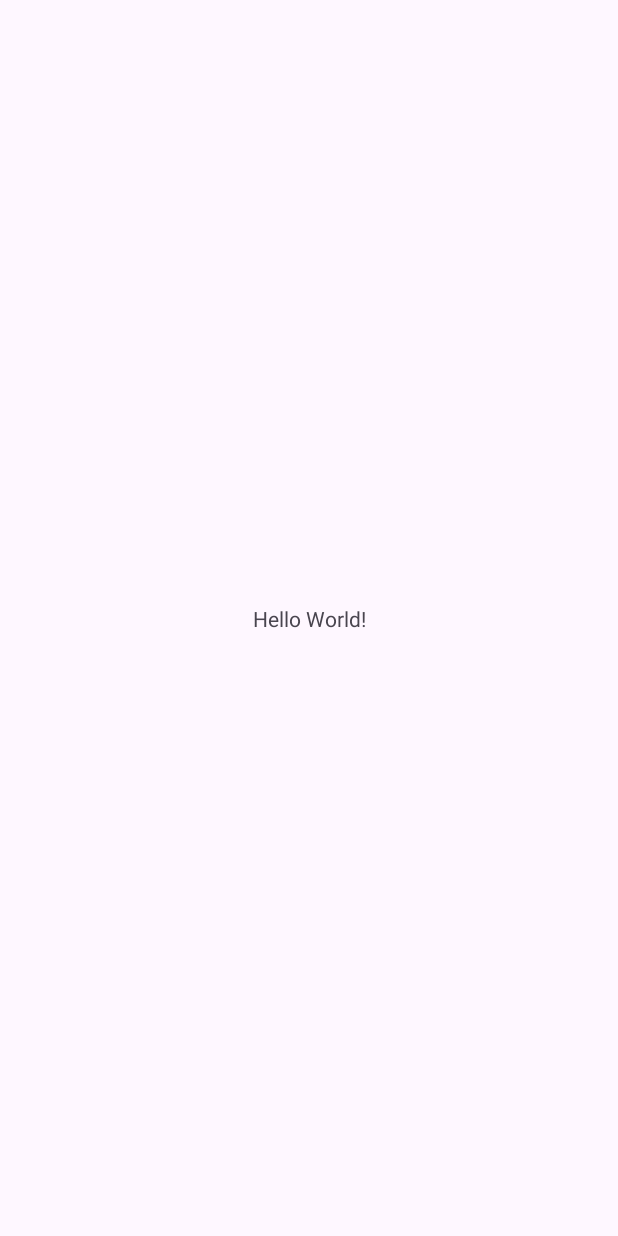
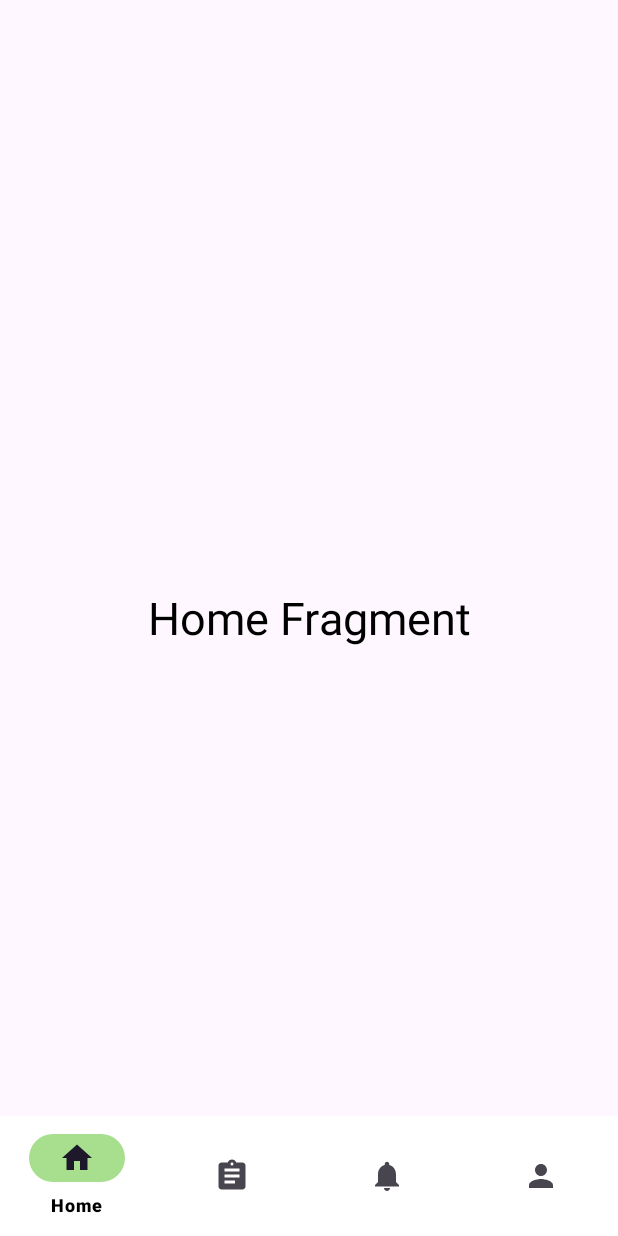
Before and after one commit to Waktu-Indonesia-Bahagia/mobile, an Android app: the screen it shows after launch (MainActivity), on a phone screen of 412 x 824 dp. Before the commit the screen is almost empty. Run offline under Robolectric (Android 15) with nearby library versions, the phone set to English and light mode, and no system bars.

Commit message:
ini Buttom_Navigation

```diff
--- a/app/build.gradle.kts
+++ b/app/build.gradle.kts
@@ -5,7 +5,7 @@ plugins {
 
 android {
     namespace = "com.example.kerjaparaktik"
-    compileSdk = 33
+    compileSdk = 34
 
     defaultConfig {
         applicationId = "com.example.kerjaparaktik"
--- a/app/src/main/java/com/example/kerjaparaktik/MainActivity.kt
+++ b/app/src/main/java/com/example/kerjaparaktik/MainActivity.kt
@@ -2,10 +2,47 @@ package com.example.kerjaparaktik
 
 import androidx.appcompat.app.AppCompatActivity
 import android.os.Bundle
+import androidx.fragment.app.Fragment
+import com.example.kerjaparaktik.home.HomeFragment
+import com.example.kerjaparaktik.notification.NotificationFragment
+import com.example.kerjaparaktik.pendaftaran.PendaftaranFragment
+import com.example.kerjaparaktik.profile.ProfileFragment
+import com.google.android.material.bottomnavigation.BottomNavigationView
 
 class MainActivity : AppCompatActivity() {
+    private lateinit var bottomNavigationView: BottomNavigationView
+
     override fun onCreate(savedInstanceState: Bundle?) {
         super.onCreate(savedInstanceState)
         setContentView(R.layout.activity_main)
+
+        bottomNavigationView = findViewById(R.id.bottom_navigation)
+        bottomNavigationView.setOnNavigationItemSelectedListener { menuItem ->
+            when (menuItem.itemId) {
+                R.id.bottom_home -> {
+                    replaceFragment(HomeFragment())
+                    true
+                }
+                R.id.bottom_daftar -> {
+                    replaceFragment(PendaftaranFragment())
+                    true
+                }
+                R.id.bottom_notif -> {
+                    replaceFragment(NotificationFragment())
+                    true
+                }
+                R.id.bottom_profile -> {
+                    replaceFragment(ProfileFragment())
+                    true
+                }
+                else -> false
+            }
+        }
+
+        replaceFragment(HomeFragment())
+    }
+
+    private fun replaceFragment(fragment: Fragment) {
+        supportFragmentManager.beginTransaction().replace(R.id.frame_container, fragment).commit()
     }
 }
--- /dev/null
+++ b/app/src/main/java/com/example/kerjaparaktik/home/HomeFragment.kt
@@ -0,0 +1,19 @@
+package com.example.kerjaparaktik.home
+
+import android.os.Bundle
+import androidx.fragment.app.Fragment
+import android.view.LayoutInflater
+import android.view.View
+import android.view.ViewGroup
+import com.example.kerjaparaktik.R
+
+class HomeFragment : Fragment() {
+    override fun onCreateView(
+        inflater: LayoutInflater, container: ViewGroup?,
+        savedInstanceState: Bundle?
+    ): View? {
+        // Inflate the layout for this fragment
+        return inflater.inflate(R.layout.fragment_home, container, false)
+    }
+
+}
--- /dev/null
+++ b/app/src/main/res/drawable/baseline_assignment_24.xml
@@ -0,0 +1,5 @@
+<vector android:autoMirrored="true" android:height="24dp"
+    android:tint="#626262" android:viewportHeight="24"
+    android:viewportWidth="24" android:width="24dp" xmlns:android="http://schemas.android.com/apk/res/android">
+    <path android:fillColor="@android:color/white" android:pathData="M19,3h-4.18C14.4,1.84 13.3,1 12,1c-1.3,0 -2.4,0.84 -2.82,2L5,3c-1.1,0 -2,0.9 -2,2v14c0,1.1 0.9,2 2,2h14c1.1,0 2,-0.9 2,-2L21,5c0,-1.1 -0.9,-2 -2,-2zM12,3c0.55,0 1,0.45 1,1s-0.45,1 -1,1 -1,-0.45 -1,-1 0.45,-1 1,-1zM14,17L7,17v-2h7v2zM17,13L7,13v-2h10v2zM17,9L7,9L7,7h10v2z"/>
+</vector>
--- /dev/null
+++ b/app/src/main/res/drawable/baseline_home_24.xml
@@ -0,0 +1,5 @@
+<vector android:height="24dp" android:tint="#626262"
+    android:viewportHeight="24" android:viewportWidth="24"
+    android:width="24dp" xmlns:android="http://schemas.android.com/apk/res/android">
+    <path android:fillColor="@android:color/white" android:pathData="M10,20v-6h4v6h5v-8h3L12,3 2,12h3v8z"/>
+</vector>
--- /dev/null
+++ b/app/src/main/res/drawable/baseline_notifications_24.xml
@@ -0,0 +1,5 @@
+<vector android:height="24dp" android:tint="#626262"
+    android:viewportHeight="24" android:viewportWidth="24"
+    android:width="24dp" xmlns:android="http://schemas.android.com/apk/res/android">
+    <path android:fillColor="@android:color/white" android:pathData="M12,22c1.1,0 2,-0.9 2,-2h-4c0,1.1 0.89,2 2,2zM18,16v-5c0,-3.07 -1.64,-5.64 -4.5,-6.32L13.5,4c0,-0.83 -0.67,-1.5 -1.5,-1.5s-1.5,0.67 -1.5,1.5v0.68C7.63,5.36 6,7.92 6,11v5l-2,2v1h16v-1l-2,-2z"/>
+</vector>
--- /dev/null
+++ b/app/src/main/res/drawable/baseline_person_24.xml
@@ -0,0 +1,5 @@
+<vector android:height="24dp" android:tint="#626262"
+    android:viewportHeight="24" android:viewportWidth="24"
+    android:width="24dp" xmlns:android="http://schemas.android.com/apk/res/android">
+    <path android:fillColor="@android:color/white" android:pathData="M12,12c2.21,0 4,-1.79 4,-4s-1.79,-4 -4,-4 -4,1.79 -4,4 1.79,4 4,4zM12,14c-2.67,0 -8,1.34 -8,4v2h16v-2c0,-2.66 -5.33,-4 -8,-4z"/>
+</vector>
--- a/app/src/main/res/layout/activity_main.xml
+++ b/app/src/main/res/layout/activity_main.xml
@@ -6,14 +6,22 @@
     android:layout_height="match_parent"
     tools:context=".MainActivity">
 
-    <TextView
-        android:layout_width="wrap_content"
+    <FrameLayout
+        android:layout_width="match_parent"
+        android:layout_height="match_parent"
+        android:id="@+id/frame_container"
+        />
+
+    <com.google.android.material.bottomnavigation.BottomNavigationView
+        android:layout_width="match_parent"
         android:layout_height="wrap_content"
-        android:text="Hello World!"
-        app:layout_constraintBottom_toBottomOf="parent"
-        app:layout_constraintEnd_toEndOf="parent"
+        android:id="@+id/bottom_navigation"
         app:layout_constraintStart_toStartOf="parent"
-        app:layout_constraintTop_toTopOf="parent"
-        android:fontFamily="@fontPo"/>
+        app:layout_constraintEnd_toEndOf="parent" app:layout_constraintBottom_toBottomOf="parent"
+        app:menu="@menu/bottom_menu"
+        android:background="@color/white"
+        app:itemTextColor="@color/black"
+        app:itemActiveIndicatorStyle="@style/App.Custom.Indicator"
+        />
 
 </androidx.constraintlayout.widget.ConstraintLayout>
--- /dev/null
+++ b/app/src/main/res/layout/fragment_home.xml
@@ -0,0 +1,16 @@
+<?xml version="1.0" encoding="utf-8"?>
+<FrameLayout xmlns:android="http://schemas.android.com/apk/res/android"
+    xmlns:tools="http://schemas.android.com/tools"
+    android:layout_width="match_parent"
+    android:layout_height="match_parent"
+    tools:context=".home.HomeFragment">
+
+    <TextView
+        android:layout_width="match_parent"
+        android:layout_height="match_parent"
+        android:text="Home Fragment"
+        android:textColor="@color/black"
+        android:textSize="30sp"
+        android:gravity="center"/>
+
+</FrameLayout>
--- /dev/null
+++ b/app/src/main/res/menu/bottom_menu.xml
@@ -0,0 +1,23 @@
+<?xml version="1.0" encoding="utf-8"?>
+<menu xmlns:android="http://schemas.android.com/apk/res/android">
+    <item
+        android:id="@+id/bottom_home"
+        android:title="Home"
+        android:icon="@drawable/baseline_home_24"
+        />
+    <item
+        android:id="@+id/bottom_daftar"
+        android:title="Pendaftaran"
+        android:icon="@drawable/baseline_assignment_24"
+        />
+    <item
+        android:id="@+id/bottom_notif"
+        android:title="Notifikasi"
+        android:icon="@drawable/baseline_notifications_24"
+        />
+    <item
+        android:id="@+id/bottom_profile"
+        android:title="Profil"
+        android:icon="@drawable/baseline_person_24"
+        />
+</menu>
--- a/app/src/main/res/values/colors.xml
+++ b/app/src/main/res/values/colors.xml
@@ -3,4 +3,6 @@
     <color name="black">#FF000000</color>
     <color name="white">#FFFFFFFF</color>
     <color name="primary">#34A853</color>
+    <color name="green">#19AC4B</color>
+    <color name="greensub">#A8DF8E</color>
 </resources>
--- a/app/src/main/res/values/strings.xml
+++ b/app/src/main/res/values/strings.xml
@@ -1,3 +1,5 @@
 <resources>
     <string name="app_name">kerjaparaktik</string>
+    <!-- TODO: Remove or change this placeholder text -->
+    <string name="hello_blank_fragment">Hello blank fragment</string>
 </resources>
--- a/app/src/main/res/values/themes.xml
+++ b/app/src/main/res/values/themes.xml
@@ -2,8 +2,14 @@
     <!-- Base application theme. -->
     <style name="Base.Theme.Kerjaparaktik" parent="Theme.Material3.DayNight.NoActionBar">
         <!-- Customize your light theme here. -->
-        <!-- <item name="colorPrimary">@color/my_light_primary</item> -->
+         <item name="colorPrimary">@color/green</item>
+        <item name="colorPrimaryVariant">@color/green</item>
+        <item name="android:statusBarColor">@color/green</item>
+
     </style>
 
     <style name="Theme.Kerjaparaktik" parent="Base.Theme.Kerjaparaktik" />
+    <style name="App.Custom.Indicator" parent="Widget.Material3.BottomNavigationView.ActiveIndicator">
+        <item name="android:color">@color/greensub</item>
+    </style>
 </resources>
```
Also changed, not shown: app/src/main/java/com/example/kerjaparaktik/notification/NotificationFragment.kt (added, +22 -0 lines), app/src/main/java/com/example/kerjaparaktik/pendaftaran/PendaftaranFragment.kt (added, +19 -0 lines), app/src/main/java/com/example/kerjaparaktik/profile/ProfileFragment.kt (added, +17 -0 lines), app/src/main/res/layout/fragment_notification.xml (added, +15 -0 lines), app/src/main/res/layout/fragment_pendaftaran.xml (added, +15 -0 lines), app/src/main/res/layout/fragment_profile.xml (added, +15 -0 lines), app/src/main/res/font/poppins_mediumitalic.ttf (renamed from app/src/main/res/font/poppins_mediumItalic.ttf).
